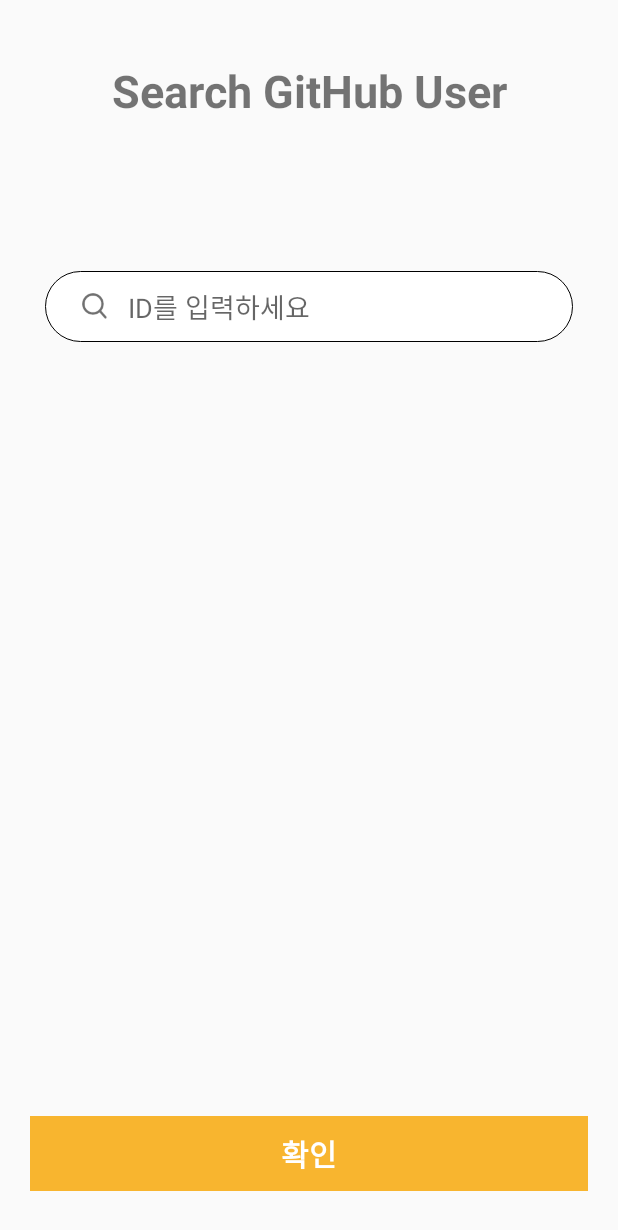
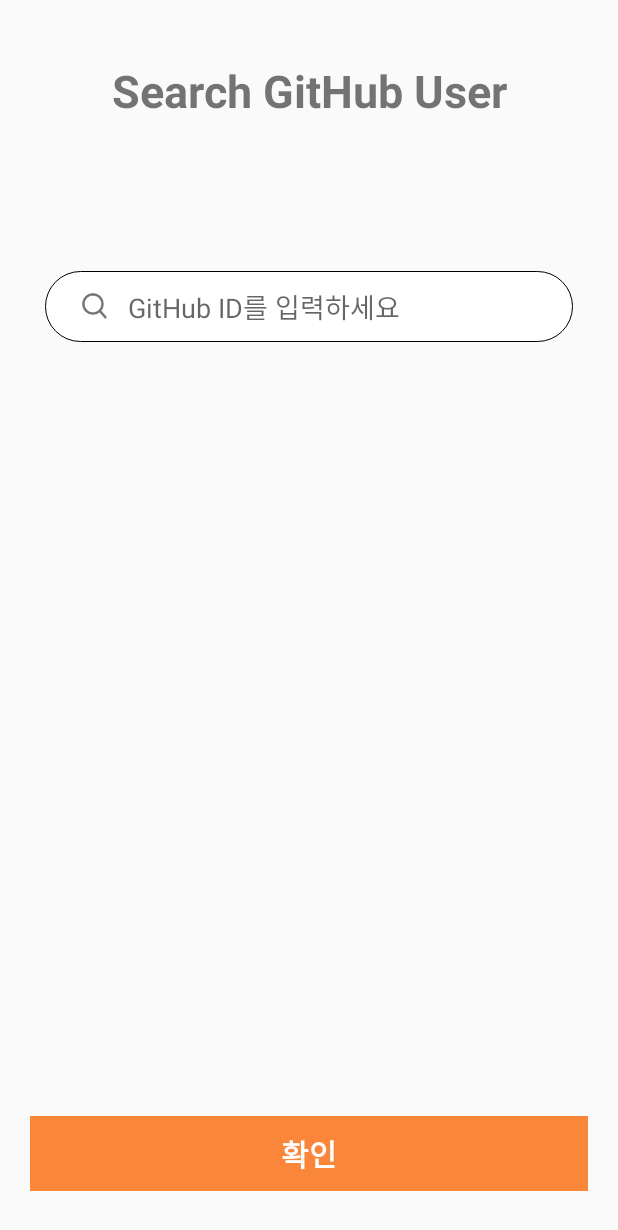
Before and after one commit to songkyunghee/mvp_github_api_example, an Android app: the screen it shows after launch (SearchActivity), on a phone screen of 412 x 824 dp. Shown: the top 1230 px of the screen. Run offline under Robolectric (Android 15) with nearby library versions, the phone set to English and light mode, and no system bars.

Commit message:
last commit

```diff
--- a/app/build.gradle
+++ b/app/build.gradle
@@ -36,6 +36,7 @@ dependencies {
     androidTestImplementation 'androidx.test.ext:junit:1.1.1'
     androidTestImplementation 'androidx.test.espresso:espresso-core:3.2.0'
 
+    //rx
     implementation 'io.reactivex.rxjava2:rxandroid:2.1.1'
     implementation 'io.reactivex.rxjava2:rxkotlin:2.3.0'
 
@@ -54,8 +55,7 @@ dependencies {
     //recyclerview
     implementation 'androidx.recyclerview:recyclerview:1.0.0'
 
-    //circleimageview
-    implementation 'de.hdodenhof:circleimageview:3.0.0'
+
 
 
 }
--- a/app/src/main/res/layout/activity_profile.xml
+++ b/app/src/main/res/layout/activity_profile.xml
@@ -26,7 +26,7 @@
         android:layout_height="wrap_content"
         android:text="user name"
         android:textStyle="bold"
-        android:textColor="@color/white"
+        android:textColor="@color/black"
         android:textSize="20sp"
         android:layout_marginTop="70dp"
         app:layout_constraintStart_toStartOf="parent"
--- a/app/src/main/res/layout/activity_search.xml
+++ b/app/src/main/res/layout/activity_search.xml
@@ -47,7 +47,7 @@
         android:layout_toRightOf="@id/serch_icon"
         android:paddingLeft="10dp"
         android:paddingVertical="10dp"
-        android:hint="ID를 입력하세요"
+        android:hint="GitHub ID를 입력하세요"
         android:background="@null"
         android:maxLines="1"
         />
--- a/app/src/main/res/values/colors.xml
+++ b/app/src/main/res/values/colors.xml
@@ -5,5 +5,5 @@
     <color name="colorAccent">#03DAC5</color>
     <color name="white">#ffffff</color>
     <color name="black">#000000</color>
-    <color name="orange">#F8B52F</color>
+    <color name="orange">#FA8639</color>
 </resources>
```
